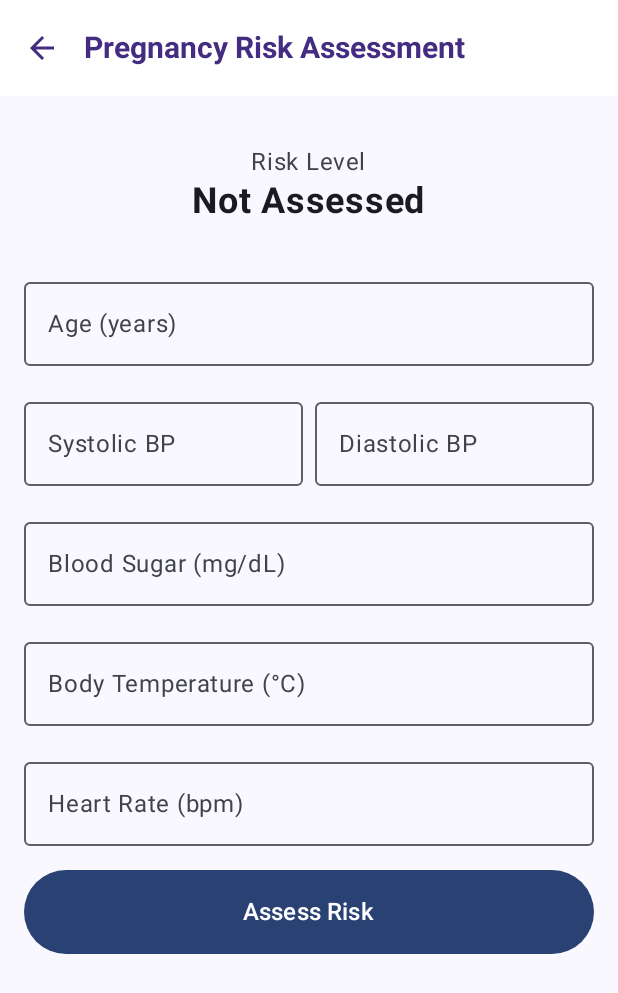
After one commit to balajianbalagan/ASHA-SAKHI, an Android app built with Jetpack Compose: the PregnancyRiskAssessmentScreen screen opened through its navigation route, on a phone screen of 412 x 824 dp. The commit adds this screen. Shown: the top 993 px of the screen. Run offline under Robolectric (Android 15) with nearby library versions, the phone set to English and light mode, and no system bars; our stand-ins replace Dagger/Hilt's generated code; libraries missing offline, so code that uses them is left out: ai.onnxruntime.

Commit message:
made xg boost model on local

```diff
--- a/app/build.gradle.kts
+++ b/app/build.gradle.kts
@@ -86,6 +86,9 @@ dependencies {
     implementation(libs.okhttp.core)
     implementation(libs.okhttp.logging)
 
+    // https://mvnrepository.com/artifact/com.microsoft.onnxruntime/onnxruntime-android
+    implementation("com.microsoft.onnxruntime:onnxruntime-android:1.16.3")
+
     testImplementation(libs.junit)
     androidTestImplementation(libs.androidx.junit)
     androidTestImplementation(libs.androidx.espresso.core)
--- /dev/null
+++ b/app/src/main/assets/feature_mapping.json
@@ -0,0 +1 @@
+{"f0": "Age", "f1": "SystolicBP", "f2": "DiastolicBP", "f3": "BS", "f4": "BodyTemp", "f5": "HeartRate"}
--- /dev/null
+++ b/app/src/main/assets/label_mapping.json
@@ -0,0 +1 @@
+{"high risk": 0, "low risk": 1, "mid risk": 2}
--- a/app/src/main/java/com/littleb01s/ashasakhichat/MainActivity.kt
+++ b/app/src/main/java/com/littleb01s/ashasakhichat/MainActivity.kt
@@ -32,6 +32,7 @@ import com.littleb01s.ashasakhichat.presentation.HomeContent
 import com.littleb01s.ashasakhichat.presentation.LoginScreen
 import com.littleb01s.ashasakhichat.presentation.MainScaffold
 import com.littleb01s.ashasakhichat.presentation.WelcomeScreen
+import com.littleb01s.ashasakhichat.presentation.screens.riskanalysis.PregnancyRiskAssessmentScreen
 import com.littleb01s.ashasakhichat.ui.theme.AshaTheme
 
 @AndroidEntryPoint
@@ -128,6 +129,12 @@ class MainActivity : ComponentActivity() {
                             }
                             composable(Screen.RiskAnalysis.route) {
                                 RiskAnalysisScreen(
+                                    onNavigateBack = { navController.navigateUp() },
+                                    onNavigateToPregnancyRisk = { navController.navigate(Screen.PregnancyRiskAssessment.route) }
+                                )
+                            }
+                            composable(Screen.PregnancyRiskAssessment.route) {
+                                PregnancyRiskAssessmentScreen(
                                     onNavigateBack = { navController.navigateUp() }
                                 )
                             }
@@ -141,7 +148,7 @@ class MainActivity : ComponentActivity() {
                             }
                             composable(Screen.Profile.route) {
                                 ProfileScreen(
-                                    onNavigateBack = { navController.navigateUp() }
+                                    onNavigateBack = { navController.navigate(Screen.PregnancyRiskAssessment.route) }
                                 )
                             }
                         }
--- /dev/null
+++ b/app/src/main/java/com/littleb01s/ashasakhichat/data/onnx/RiskPredictor.kt
@@ -0,0 +1,134 @@
+package com.littleb01s.ashasakhichat.data.onnx
+
+import ai.onnxruntime.OnnxTensor
+import ai.onnxruntime.OrtEnvironment
+import ai.onnxruntime.OrtSession
+import android.content.Context
+import org.json.JSONObject
+import java.io.BufferedReader
+import java.io.InputStreamReader
+import java.nio.FloatBuffer
+
+class RiskPredictor(private val context: Context) {
+    private val featureMapping = mutableMapOf<String, String>()
+    private val labelMapping = mutableMapOf<String, String>()
+    private val reverseLabelMapping = mutableMapOf<Int, String>()
+
+    init {
+        loadMappings()
+    }
+
+    private fun loadMappings() {
+        // Load feature mapping
+        context.assets.open("feature_mapping.json").use { inputStream ->
+            val reader = BufferedReader(InputStreamReader(inputStream))
+            val jsonObject = JSONObject(reader.readText())
+            jsonObject.keys().forEach { key ->
+                featureMapping[key] = jsonObject.getString(key)
+            }
+        }
+
+        // Load label mapping
+        context.assets.open("label_mapping.json").use { inputStream ->
+            val reader = BufferedReader(InputStreamReader(inputStream))
+            val jsonObject = JSONObject(reader.readText())
+            jsonObject.keys().forEach { key ->
+                val value = jsonObject.getInt(key)
+                labelMapping[key] = value.toString()
+                reverseLabelMapping[value] = key
+            }
+        }
+    }
+
+    fun predictRiskLevel(
+        age: Float,
+        systolicBP: Float,
+        diastolicBP: Float,
+        bloodSugar: Float,
+        bodyTemp: Float,
+        heartRate: Float
+    ): String? {
+        try {
+            // Get the environment
+            val ortEnvironment = OrtEnvironment.getEnvironment()
+
+            // Get the session
+            val ortSession = getOrtSession(context, ortEnvironment)
+
+            // Create input array in the correct order based on feature mapping
+            val orderedFeatures = mutableListOf<Float>()
+            featureMapping.entries.sortedBy { it.key }.forEach { (_, feature) ->
+                orderedFeatures.add(when (feature) {
+                    "Age" -> age
+                    "SystolicBP" -> systolicBP
+                    "DiastolicBP" -> diastolicBP
+                    "BS" -> bloodSugar
+                    "BodyTemp" -> bodyTemp
+                    "HeartRate" -> heartRate
+                    else -> 0f
+                })
+            }
+
+            // Run inference
+            val result = run(orderedFeatures.toFloatArray(), ortSession, ortEnvironment)
+
+            // Get the risk level label
+            return reverseLabelMapping[result.toInt()]
+        } catch (e: Exception) {
+            e.printStackTrace()
+            return null
+        }
+    }
+
+    private fun getOrtSession(
+        context: Context,
+        ortEnvironment: OrtEnvironment
+    ): OrtSession {
+        // Reads the model bytes from the assets
+        val modelBytes = context.assets.open("xgboost_risk_predictor.onnx").readBytes()
+        // Creates a session using the model bytes
+        return ortEnvironment.createSession(modelBytes)
+    }
+
+    // Make predictions with given inputs
+    private fun run(
+        inputs: FloatArray,
+        ortSession: OrtSession,
+        ortEnvironment: OrtEnvironment
+    ): Float {
+        // Get the name of the input and output nodes
+        val inputName = ortSession.inputNames?.iterator()?.next() ?: "input"
+        val outputName = HashSet(ortSession.outputNames)
+
+        // Make a FloatBuffer of the inputs
+        val floatBufferInputs = FloatBuffer.wrap(inputs)
+
+        // Create input tensor
+        val inputTensor = OnnxTensor.createTensor(
+            ortEnvironment,
+            floatBufferInputs,
+            longArrayOf(1, inputs.size.toLong()) // shape of input tensor
+        )
+
+        // Run the model
+        val results = ortSession.run(mapOf(inputName to inputTensor), outputName)
+
+        // Get the output tensor
+        val outputTensor = results[0]
+
+        // Handle different output types
+        return when (val outputValue = outputTensor.value) {
+            is Array<*> -> {
+                when (val firstElement = outputValue[0]) {
+                    is Array<*> -> (firstElement[0] as Number).toFloat()
+                    is Number -> firstElement.toFloat()
+                    is LongArray -> firstElement[0].toFloat()
+                    else -> throw IllegalStateException("Unexpected output type: ${firstElement?.javaClass}")
+                }
+            }
+            is Number -> outputValue.toFloat()
+            is LongArray -> outputValue[0].toFloat()
+            else -> throw IllegalStateException("Unexpected output type: ${outputValue.javaClass}")
+        }
+    }
+}
--- a/app/src/main/java/com/littleb01s/ashasakhichat/presentation/navigation/Screen.kt
+++ b/app/src/main/java/com/littleb01s/ashasakhichat/presentation/navigation/Screen.kt
@@ -7,6 +7,7 @@ sealed class Screen(val route: String) {
     object Patients : Screen("patients")
     object Training : Screen("training")
     object RiskAnalysis : Screen("risk_analysis")
+    object PregnancyRiskAssessment : Screen("pregnancy_risk_assessment")
     object Chat : Screen("chat")
     object RegionalMap : Screen("regional_map")
     object Profile : Screen("profile")
--- /dev/null
+++ b/app/src/main/java/com/littleb01s/ashasakhichat/presentation/screens/riskanalysis/PregnancyRiskAssessmentScreen.kt
@@ -0,0 +1,244 @@
+package com.littleb01s.ashasakhichat.presentation.screens.riskanalysis
+
+import androidx.compose.foundation.layout.*
+import androidx.compose.foundation.rememberScrollState
+import androidx.compose.foundation.text.KeyboardOptions
+import androidx.compose.foundation.verticalScroll
+import androidx.compose.material3.*
+import androidx.compose.runtime.*
+import androidx.compose.ui.Alignment
+import androidx.compose.ui.Modifier
+import androidx.compose.ui.text.font.FontWeight
+import androidx.compose.ui.text.input.KeyboardType
+import androidx.compose.ui.unit.dp
+import androidx.compose.ui.unit.sp
+import androidx.hilt.navigation.compose.hiltViewModel
+import com.littleb01s.ashasakhichat.presentation.DetailScaffold
+import kotlinx.coroutines.flow.collectLatest
+
+@Composable
+fun PregnancyRiskAssessmentScreen(
+    onNavigateBack: () -> Unit,
+    viewModel: PregnancyRiskViewModel = hiltViewModel()
+) {
+    var age by remember { mutableStateOf("") }
+    var systolicBP by remember { mutableStateOf("") }
+    var diastolicBP by remember { mutableStateOf("") }
+    var bloodSugar by remember { mutableStateOf("") }
+    var bodyTemp by remember { mutableStateOf("") }
+    var heartRate by remember { mutableStateOf("") }
+
+    var showError by remember { mutableStateOf(false) }
+    var errorMessage by remember { mutableStateOf("") }
+
+    // Collect state from ViewModel
+    val riskLevel by viewModel.riskLevel.collectAsState()
+    val isLoading by viewModel.isLoading.collectAsState()
+    val error by viewModel.error.collectAsState()
+
+    DetailScaffold(
+        title = "Pregnancy Risk Assessment",
+        onNavigateBack = onNavigateBack
+    ) {
+        Column(
+            modifier = Modifier
+                .fillMaxSize()
+                .verticalScroll(rememberScrollState())
+                .padding(16.dp),
+            horizontalAlignment = Alignment.CenterHorizontally,
+            verticalArrangement = Arrangement.spacedBy(16.dp)
+        ) {
+            // Risk Level Card
+            Card(
+                modifier = Modifier.fillMaxWidth(),
+                colors = CardDefaults.cardColors(
+                    containerColor = when(riskLevel?.lowercase()) {
+                        "high risk" -> MaterialTheme.colorScheme.errorContainer
+                        "mid risk" -> MaterialTheme.colorScheme.tertiaryContainer
+                        "low risk" -> MaterialTheme.colorScheme.primaryContainer
+                        else -> MaterialTheme.colorScheme.surface
+                    }
+                )
+            ) {
+                Column(
+                    modifier = Modifier
+                        .fillMaxWidth()
+                        .padding(16.dp),
+                    horizontalAlignment = Alignment.CenterHorizontally
+                ) {
+                    Text(
+                        text = "Risk Level",
+                        fontSize = 16.sp,
+                        color = MaterialTheme.colorScheme.onSurfaceVariant
+                    )
+                    Text(
+                        text = riskLevel?.replaceFirstChar { it.uppercase() } ?: "Not Assessed",
+                        fontSize = 24.sp,
+                        fontWeight = FontWeight.Bold,
+                        color = when(riskLevel?.lowercase()) {
+                            "high risk" -> MaterialTheme.colorScheme.error
+                            "mid risk" -> MaterialTheme.colorScheme.tertiary
+                            "low risk" -> MaterialTheme.colorScheme.primary
+                            else -> MaterialTheme.colorScheme.onSurface
+                        }
+                    )
+                }
+            }
+
+            if (showError) {
+                Text(
+                    text = errorMessage,
+                    color = MaterialTheme.colorScheme.error,
+                    fontSize = 14.sp,
+                    modifier = Modifier.padding(vertical = 8.dp)
+                )
+            }
+
+            if (error != null) {
+                Text(
+                    text = error ?: "",
+                    color = MaterialTheme.colorScheme.error,
+                    fontSize = 14.sp,
+                    modifier = Modifier.padding(vertical = 8.dp)
+                )
+            }
+
+            // Input Fields
+            OutlinedTextField(
+                value = age,
+                onValueChange = {
+                    if (it.isEmpty() || it.toFloatOrNull() != null) {
+                        age = it
+                    }
+                },
+                label = { Text("Age (years)") },
+                keyboardOptions = KeyboardOptions(keyboardType = KeyboardType.Number),
+                modifier = Modifier.fillMaxWidth(),
+                isError = showError && age.isEmpty(),
+                enabled = !isLoading
+            )
+
+            Row(
+                modifier = Modifier.fillMaxWidth(),
+                horizontalArrangement = Arrangement.spacedBy(8.dp)
+            ) {
+                OutlinedTextField(
+                    value = systolicBP,
+                    onValueChange = {
+                        if (it.isEmpty() || it.toFloatOrNull() != null) {
+                            systolicBP = it
+                        }
+                    },
+                    label = { Text("Systolic BP") },
+                    keyboardOptions = KeyboardOptions(keyboardType = KeyboardType.Number),
+                    modifier = Modifier.weight(1f),
+                    isError = showError && systolicBP.isEmpty(),
+                    enabled = !isLoading
+                )
+                OutlinedTextField(
+                    value = diastolicBP,
+                    onValueChange = {
+                        if (it.isEmpty() || it.toFloatOrNull() != null) {
+                            diastolicBP = it
+                        }
+                    },
+                    label = { Text("Diastolic BP") },
+                    keyboardOptions = KeyboardOptions(keyboardType = KeyboardType.Number),
+                    modifier = Modifier.weight(1f),
+                    isError = showError && diastolicBP.isEmpty(),
+                    enabled = !isLoading
+                )
+            }
+
+            OutlinedTextField(
+                value = bloodSugar,
+                onValueChange = {
+                    if (it.isEmpty() || it.toFloatOrNull() != null) {
+                        bloodSugar = it
+                    }
+                },
+                label = { Text("Blood Sugar (mg/dL)") },
+                keyboardOptions = KeyboardOptions(keyboardType = KeyboardType.Number),
+                modifier = Modifier.fillMaxWidth(),
+                isError = showError && bloodSugar.isEmpty(),
+                enabled = !isLoading
+            )
+
+            OutlinedTextField(
+                value = bodyTemp,
+                onValueChange = {
+                    if (it.isEmpty() || it.toFloatOrNull() != null) {
+                        bodyTemp = it
+                    }
+                },
+                label = { Text("Body Temperature (°C)") },
+                keyboardOptions = KeyboardOptions(keyboardType = KeyboardType.Number),
+                modifier = Modifier.fillMaxWidth(),
+                isError = showError && bodyTemp.isEmpty(),
+                enabled = !isLoading
+            )
+
+            OutlinedTextField(
+                value = heartRate,
+                onValueChange = {
+                    if (it.isEmpty() || it.toFloatOrNull() != null) {
+                        heartRate = it
+                    }
+                },
+                label = { Text("Heart Rate (bpm)") },
+                keyboardOptions = KeyboardOptions(keyboardType = KeyboardType.Number),
+                modifier = Modifier.fillMaxWidth(),
+                isError = showError && heartRate.isEmpty(),
+                enabled = !isLoading
+            )
+
+            Button(
+                onClick = {
+                    if (validateInputs(age, systolicBP, diastolicBP, bloodSugar, bodyTemp, heartRate)) {
+                        viewModel.predictRisk(
+                            age = age.toFloat(),
+                            systolicBP = systolicBP.toFloat(),
+                            diastolicBP = diastolicBP.toFloat(),
+                            bloodSugar = bloodSugar.toFloat(),
+                            bodyTemp = bodyTemp.toFloat(),
+                            heartRate = heartRate.toFloat()
+                        )
+                        showError = false
+                    } else {
+                        showError = true
+                        errorMessage = "Please fill in all fields with valid values"
+                    }
+                },
+                modifier = Modifier
+                    .fillMaxWidth()
+                    .height(56.dp),
+                enabled = !isLoading
+            ) {
+                if (isLoading) {
+                    CircularProgressIndicator(
+                        color = MaterialTheme.colorScheme.onPrimary,
+                        modifier = Modifier.size(24.dp)
+                    )
+                } else {
+                    Text("Assess Risk", fontSize = 16.sp)
+                }
+            }
+        }
+    }
+}
+
+private fun validateInputs(
+    age: String,
+    systolicBP: String,
+    diastolicBP: String,
+    bloodSugar: String,
+    bodyTemp: String,
+    heartRate: String
+): Boolean {
+    return age.isNotEmpty() &&
+           systolicBP.isNotEmpty() &&
+           diastolicBP.isNotEmpty() &&
+           bloodSugar.isNotEmpty() &&
+           bodyTemp.isNotEmpty() &&
+           heartRate.isNotEmpty()
+}
--- /dev/null
+++ b/app/src/main/java/com/littleb01s/ashasakhichat/presentation/screens/riskanalysis/PregnancyRiskViewModel.kt
@@ -0,0 +1,62 @@
+package com.littleb01s.ashasakhichat.presentation.screens.riskanalysis
+
+import android.app.Application
+import androidx.lifecycle.AndroidViewModel
+import androidx.lifecycle.viewModelScope
+import com.littleb01s.ashasakhichat.data.onnx.RiskPredictor
+import dagger.hilt.android.lifecycle.HiltViewModel
+import kotlinx.coroutines.Dispatchers
+import kotlinx.coroutines.flow.MutableStateFlow
+import kotlinx.coroutines.flow.asStateFlow
+import kotlinx.coroutines.launch
+import kotlinx.coroutines.withContext
+import javax.inject.Inject
+
+@HiltViewModel
+class PregnancyRiskViewModel @Inject constructor(
+    application: Application
+) : AndroidViewModel(application) {
+    private val riskPredictor = RiskPredictor(application)
+
+    private val _riskLevel = MutableStateFlow<String?>(null)
+    val riskLevel = _riskLevel.asStateFlow()
+
+    private val _isLoading = MutableStateFlow(false)
+    val isLoading = _isLoading.asStateFlow()
+
+    private val _error = MutableStateFlow<String?>(null)
+    val error = _error.asStateFlow()
+
+    fun predictRisk(
+        age: Float,
+        systolicBP: Float,
+        diastolicBP: Float,
+        bloodSugar: Float,
+        bodyTemp: Float,
+        heartRate: Float
+    ) {
+        viewModelScope.launch {
+            _isLoading.value = true
+            _error.value = null
+
+            try {
+                val result = withContext(Dispatchers.IO) {
+                    riskPredictor.predictRiskLevel(
+                        age = age,
+                        systolicBP = systolicBP,
+                        diastolicBP = diastolicBP,
+                        bloodSugar = bloodSugar,
+                        bodyTemp = bodyTemp,
+                        heartRate = heartRate
+                    )
+                }
+
+                _riskLevel.value = result
+            } catch (e: Exception) {
+                _error.value = "Error predicting risk: ${e.message}"
+            } finally {
+                _isLoading.value = false
+            }
+        }
+    }
+}
--- a/app/src/main/res/values/strings.xml
+++ b/app/src/main/res/values/strings.xml
@@ -14,6 +14,7 @@
     <string name="patients">Patients</string>
     <string name="training">Training</string>
     <string name="risk_analysis">Risk Analysis</string>
+    <string name="pregnancy_risk_analysis">Pregnancy Risk Analysis</string>
     <string name="map">Map</string>
     <string name="share">Share</string>
     <string name="copy">Copy</string>
```
Also changed, not shown: app/src/main/java/com/littleb01s/ashasakhichat/presentation/screens/RiskAnalysisScreen.kt (+30 -8 lines), 2 other files.
